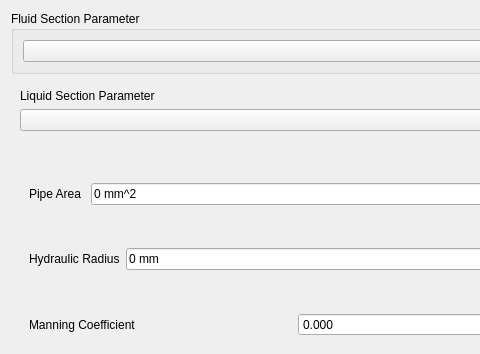
Qt form src/Mod/Fem/Gui/Resources/ui/ElementFluid1D.ui (southseact-3d/fcd) before a commit; both pictures show x 0 to 480 and y 0 to 354 of the 590 by 653 pixel window.
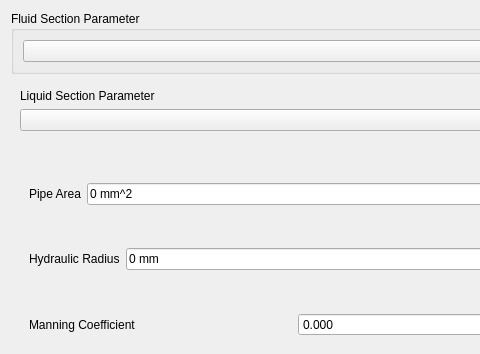
The same form after that commit. The open tabs and pages were chosen to show the change. Custom widgets are drawn as their Qt base class.

Diff of the .ui file:
```diff
--- a/src/Mod/Fem/Gui/Resources/ui/ElementFluid1D.ui
+++ b/src/Mod/Fem/Gui/Resources/ui/ElementFluid1D.ui
@@ -61,7 +61,7 @@
              <item>
               <widget class="QLabel" name="label_4">
                <property name="text">
-                <string>Pipe Area </string>
+                <string>Pipe Area</string>
                </property>
               </widget>
              </item>
```
